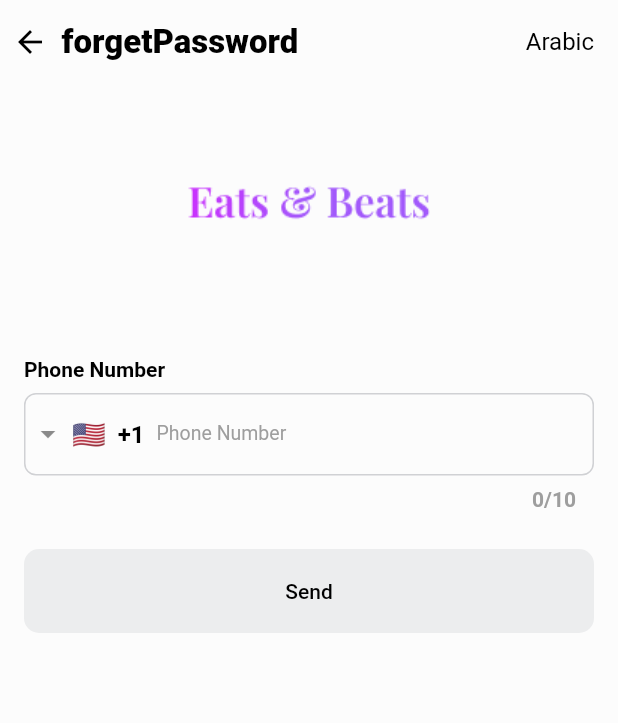
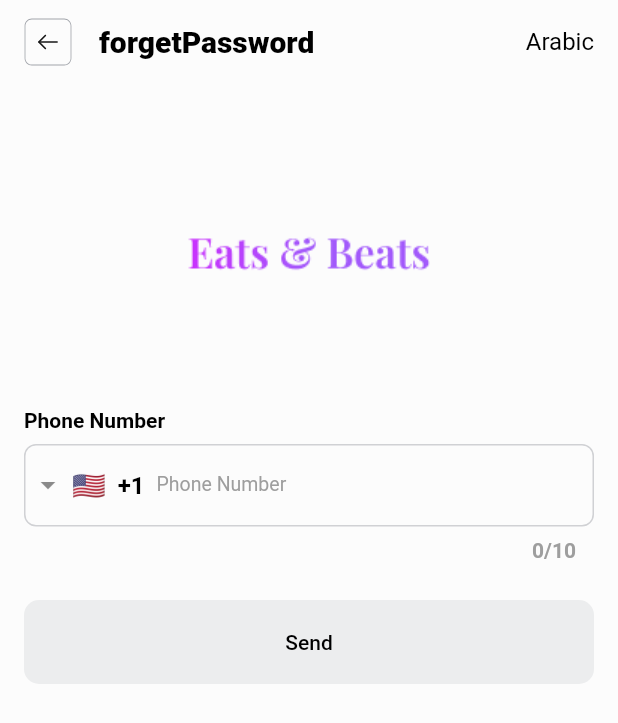
Before and after one commit to Karim-ali14/Flutter-base, a Flutter app: the ForgetPasswordScreen screen opened by its route, on a phone screen of 412 x 824 dp. Shown: the top 723 px of the screen. Run offline on Flutter 3.47's test engine with Material 3 defaults, Android fonts, the phone set to English and light mode, and no system bars; drawn by our look-alikes of intl_phone_field; our stand-ins replace animated_theme_switcher, cached_network_image, easy_localization, flutter_riverpod, flutter_svg, go_router and 5 more; missing offline and left inert: pretty_http_logger, shake_animation_widget; accounts and stored records are empty; network calls fail; Roboto replaces fonts that are missing (Proxima); project files that could hold a hidden picture were left out.

Commit message:
refactor : change back btu in app

```diff
--- a/lib/core/widgets/custom_app_bar.dart
+++ b/lib/core/widgets/custom_app_bar.dart
@@ -1,3 +1,5 @@
+import 'package:flutter_base/core/Constants/Constants.dart';
+
 import '../../../../core/constants/assets.dart';
 import '../../../../core/widgets/svg_icons.dart';
 import 'package:flutter/material.dart';
@@ -22,16 +24,16 @@
   @override
   Widget build(BuildContext context) {
     final ThemeData themeData = Theme.of(context);
-    return IntrinsicHeight(
-      child: AppBar(
+    return AppBar(
       toolbarHeight: leadingHeightCount(),
       automaticallyImplyLeading: false,
       elevation: 0,
       backgroundColor: appBarColor??AppTheme.mainBackgroundLightColor,
       centerTitle: isCenter,
       actions: trailingWidget != null ? [trailingWidget!] : [],
-        leadingWidth: leadingWithCount(),
-        leading: leadingWidget ?? (navigated ? IconButton(onPressed: (){
+      leadingWidth: 50,
+      leading: leadingWidget ?? (navigated ? InkWell(
+          onTap: (){
 
             if(customCallBack != null) {
               customCallBack?.call();
@@ -44,21 +46,18 @@
               Navigator.pop(context);
             }
 
-        }, icon: Icon(Icons.arrow_back,color: themeData.textTheme.bodyLarge!.color,),) : const SizedBox()),
-        title: Text(title??"",textAlign: TextAlign.center,style: themeData.textTheme.displayLarge?.copyWith(fontSize: 22),overflow: TextOverflow.ellipsis,),
+          },
+          child: Row(
+            children: [
+              SizedBox(
+                width: defaultPaddingHorizontal,
               ),
+              SVGIcons.localSVG(backIconPath,width: 32,height: 32),
+            ],
+          ))
+          : const SizedBox()),
+      title: Text(title??"",textAlign: TextAlign.center,style: themeData.textTheme.displayLarge?.copyWith(fontSize: 20),overflow: TextOverflow.ellipsis,),
     );
-  }
-  double? leadingWithCount(){
-    if(!navigated && leadingWidget == null){
-      return 0;
-    }
-    else if(navigated) {
-      return 25;
-    } else if(isHomeScreen) {
-      return 120;
-    }
-    return null;
   }
   double? leadingHeightCount(){
     if(isHomeScreen){
```
Lines whose indentation alone changed are shown as unchanged.
